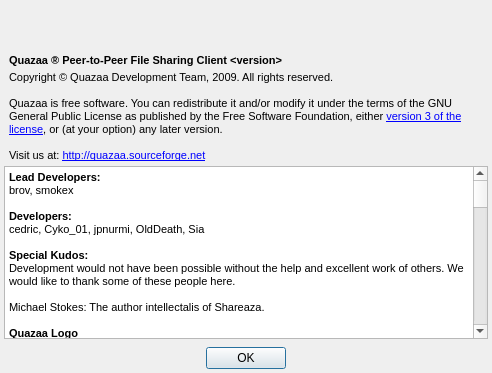
Qt form Quazaa/UI/dialogabout.ui (c3c/quazaa) before a commit.
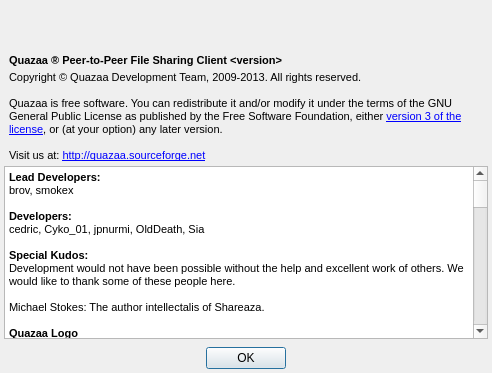
The same form after that commit. Icons and pictures are not drawn.

Commit message: Corrected the copyright to 2009-2013 instead of just 2009.

Patch:
```diff
--- a/Quazaa/UI/dialogabout.ui
+++ b/Quazaa/UI/dialogabout.ui
@@ -178,13 +178,12 @@
         <string>&lt;!DOCTYPE HTML PUBLIC &quot;-//W3C//DTD HTML 4.0//EN&quot; &quot;http://www.w3.org/TR/REC-html40/strict.dtd&quot;&gt;
 &lt;html&gt;&lt;head&gt;&lt;meta name=&quot;qrichtext&quot; content=&quot;1&quot; /&gt;&lt;style type=&quot;text/css&quot;&gt;
 p, li { white-space: pre-wrap; }
-&lt;/style&gt;&lt;/head&gt;&lt;body style=&quot; font-family:'MS Shell Dlg 2'; font-size:8.25pt; font-weight:400; font-style:normal;&quot;&gt;
-&lt;p style=&quot; margin-top:0px; margin-bottom:0px; margin-left:0px; margin-right:0px; -qt-block-indent:0; text-indent:0px;&quot;&gt;&lt;span style=&quot; font-size:8pt;&quot;&gt;Copyright © Quazaa Development Team, 2009. All rights reserved.&lt;/span&gt;&lt;/p&gt;
-&lt;p style=&quot;-qt-paragraph-type:empty; margin-top:0px; margin-bottom:0px; margin-left:0px; margin-right:0px; -qt-block-indent:0; text-indent:0px; font-size:8pt;&quot;&gt;&lt;/p&gt;
-&lt;p style=&quot; margin-top:0px; margin-bottom:0px; margin-left:0px; margin-right:0px; -qt-block-indent:0; text-indent:0px;&quot;&gt;&lt;span style=&quot; font-size:8pt;&quot;&gt;Quazaa is free software. You can redistribute it and/or modify it under the terms of the GNU General Public License as published by the Free Software Foundation, either &lt;a href=&quot;http://www.gnu.org/licenses/gpl-3.0.txt&quot;&gt;version 3 of the license&lt;/a&gt;, or (at your option) any later version.&lt;/span&gt;&lt;/p&gt;
-&lt;p style=&quot;-qt-paragraph-type:empty; margin-top:0px; margin-bottom:0px; margin-left:0px; margin-right:0px; -qt-block-indent:0; text-indent:0px; font-size:8pt;&quot;&gt;&lt;/p&gt;
-&lt;p style=&quot; margin-top:0px; margin-bottom:0px; margin-left:0px; margin-right:0px; -qt-block-indent:0; text-indent:0px;&quot;&gt;&lt;/p&gt;
-&lt;p style=&quot; margin-top:0px; margin-bottom:0px; margin-left:0px; margin-right:0px; -qt-block-indent:0; text-indent:0px;&quot;&gt;&lt;span style=&quot; font-size:8pt;&quot;&gt;Visit us at: &lt;/span&gt;&lt;a href=&quot;http://quazaa.sourceforge.net&quot;&gt;&lt;span style=&quot; text-decoration: underline; color:#0000ff;&quot;&gt;http://quazaa.sourceforge.net&lt;/span&gt;&lt;/a&gt;&lt;/p&gt;&lt;/body&gt;&lt;/html&gt;</string>
+&lt;/style&gt;&lt;/head&gt;&lt;body style=&quot; font-family:'MS Shell Dlg 2'; font-size:8pt; font-weight:400; font-style:normal;&quot;&gt;
+&lt;p style=&quot; margin-top:0px; margin-bottom:0px; margin-left:0px; margin-right:0px; -qt-block-indent:0; text-indent:0px;&quot;&gt;Copyright © Quazaa Development Team, 2009-2013. All rights reserved.&lt;/p&gt;
+&lt;p style=&quot;-qt-paragraph-type:empty; margin-top:0px; margin-bottom:0px; margin-left:0px; margin-right:0px; -qt-block-indent:0; text-indent:0px;&quot;&gt;&lt;br /&gt;&lt;/p&gt;
+&lt;p style=&quot; margin-top:0px; margin-bottom:0px; margin-left:0px; margin-right:0px; -qt-block-indent:0; text-indent:0px;&quot;&gt;Quazaa is free software. You can redistribute it and/or modify it under the terms of the GNU General Public License as published by the Free Software Foundation, either &lt;a href=&quot;http://www.gnu.org/licenses/gpl-3.0.txt&quot;&gt;&lt;span style=&quot; text-decoration: underline; color:#0000ff;&quot;&gt;version 3 of the license&lt;/span&gt;&lt;/a&gt;, or (at your option) any later version.&lt;/p&gt;
+&lt;p style=&quot;-qt-paragraph-type:empty; margin-top:0px; margin-bottom:0px; margin-left:0px; margin-right:0px; -qt-block-indent:0; text-indent:0px;&quot;&gt;&lt;br /&gt;&lt;/p&gt;
+&lt;p style=&quot; margin-top:0px; margin-bottom:0px; margin-left:0px; margin-right:0px; -qt-block-indent:0; text-indent:0px;&quot;&gt;Visit us at: &lt;a href=&quot;http://quazaa.sourceforge.net&quot;&gt;&lt;span style=&quot; text-decoration: underline; color:#0000ff;&quot;&gt;http://quazaa.sourceforge.net&lt;/span&gt;&lt;/a&gt;&lt;/p&gt;&lt;/body&gt;&lt;/html&gt;</string>
        </property>
        <property name="wordWrap">
         <bool>true</bool>
```
